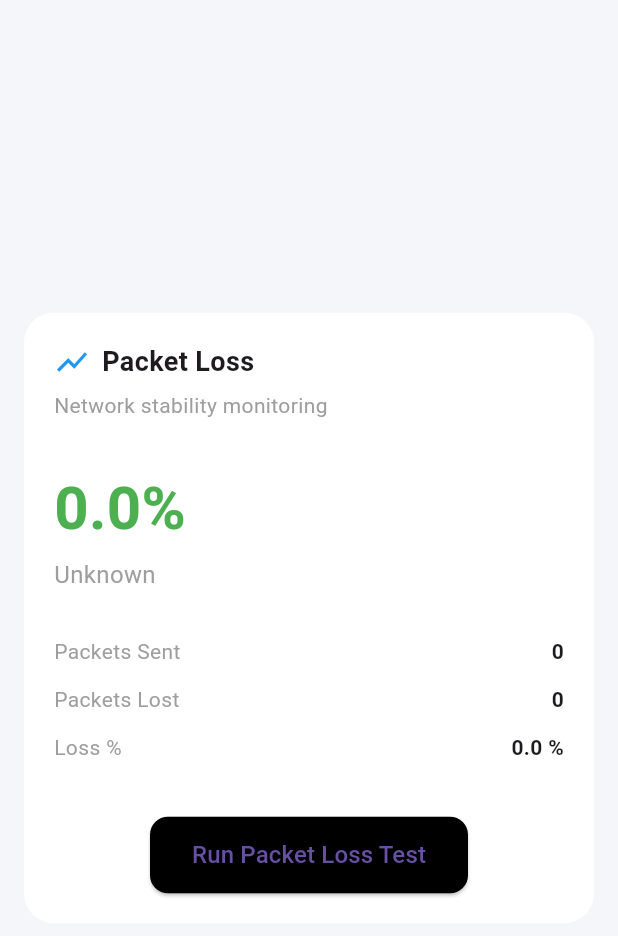
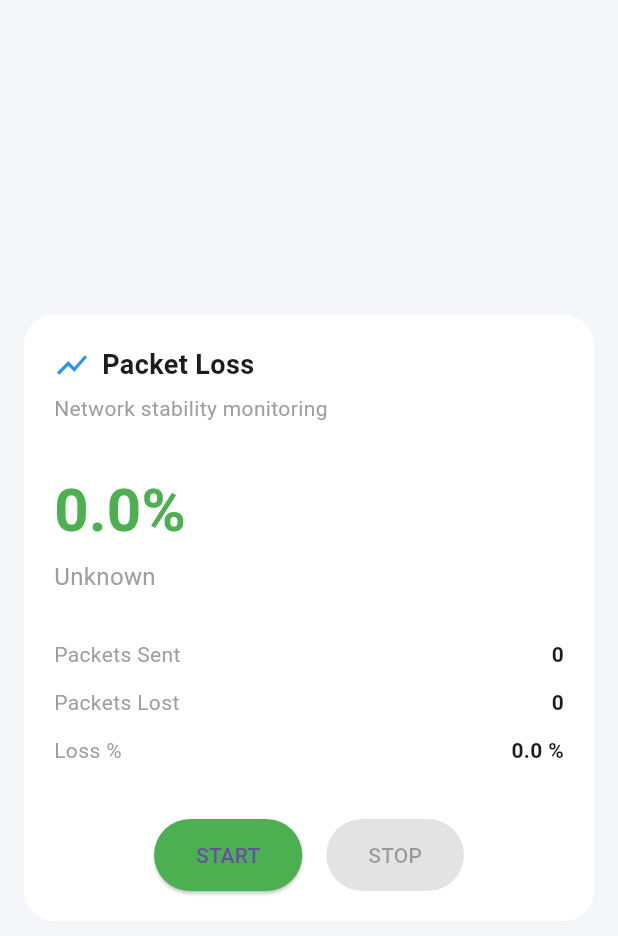
Before and after one commit to NoCdtho/Nettest, a Flutter app: the PacketLossPage screen opened directly, on a phone screen of 412 x 824 dp. Shown: the top 936 px of the screen. Run offline on Flutter 3.47's test engine with Material 3 defaults, Android fonts, the phone set to English and light mode, and no system bars.

Commit message:
the mvp is working

```diff
--- a/lib/network_strength_page.dart
+++ b/lib/network_strength_page.dart
@@ -5,6 +5,8 @@ class NetworkStrengthPage extends StatelessWidget {
 
   @override
   Widget build(BuildContext context) {
-    return const Scaffold(body: Center(child: Text("Speed Test Coming Soon")));
+    return const Scaffold(
+      body: Center(child: Text("Network Strength Test Coming Soon")),
+    );
   }
 }
--- a/lib/packet_loss_page.dart
+++ b/lib/packet_loss_page.dart
@@ -1,3 +1,4 @@
+import 'dart:async';
 import 'package:flutter/material.dart';
 import 'package:flutter/services.dart';
 
@@ -12,11 +13,51 @@ class _PacketLossFrontPageState extends State<PacketLossPage> {
   static const MethodChannel _channel = MethodChannel('network_tools');
 
   bool isLoading = false;
+  bool isRunning = false;
+  Timer? _timer;
 
   int packetsSent = 0;
   int packetsLost = 0;
   double packetLossPercent = 0.0;
   String networkStatus = "Unknown";
+
+  @override
+  void initState() {
+    super.initState();
+  }
+
+  void startAutoTest() {
+    if (isRunning) return;
+
+    isRunning = true;
+
+    runPacketLossTest(); //do a test when buttom is clicked
+
+    _timer = Timer.periodic(const Duration(seconds: 10), (timer) async {
+      if (!isLoading && mounted) {
+        await runPacketLossTest();
+      }
+    });
+
+    setState(() {});
+  }
+
+  void stopAutoTest() {
+    _timer?.cancel();
+    _timer = null;
+    isRunning = false;
+    isLoading = false;
+
+    if (mounted) {
+      setState(() {});
+    }
+  }
+
+  @override
+  void dispose() {
+    _timer?.cancel();
+    super.dispose();
+  }
 
   Future<void> runPacketLossTest() async {
     const int count = 10;
@@ -51,6 +92,7 @@ class _PacketLossFrontPageState extends State<PacketLossPage> {
       networkStatus = "Test Failed";
     }
 
+    if (!mounted) return;
     setState(() {
       isLoading = false;
     });
@@ -126,31 +168,35 @@ class _PacketLossFrontPageState extends State<PacketLossPage> {
 
               // Button
               Center(
-                child: ElevatedButton(
-                  onPressed: isLoading ? null : runPacketLossTest,
+                child: Row(
+                  mainAxisAlignment: MainAxisAlignment.center,
+                  children: [
+                    ElevatedButton(
+                      onPressed: isRunning ? null : startAutoTest,
                       style: ElevatedButton.styleFrom(
-                    backgroundColor: Colors.black,
+                        backgroundColor: Colors.green,
                         padding: const EdgeInsets.symmetric(
                           horizontal: 28,
                           vertical: 14,
                         ),
-                    shape: RoundedRectangleBorder(
-                      borderRadius: BorderRadius.circular(12),
+                      ),
+                      child: const Text("START"),
+                    ),
+
+                    const SizedBox(width: 16),
+
+                    ElevatedButton(
+                      onPressed: isRunning ? stopAutoTest : null,
+                      style: ElevatedButton.styleFrom(
+                        backgroundColor: Colors.red,
+                        padding: const EdgeInsets.symmetric(
+                          horizontal: 28,
+                          vertical: 14,
                         ),
                       ),
-                  child: isLoading
-                      ? const SizedBox(
-                          height: 18,
-                          width: 18,
-                          child: CircularProgressIndicator(
-                            strokeWidth: 2,
-                            color: Colors.white,
+                      child: const Text("STOP"),
                     ),
-                        )
-                      : const Text(
-                          "Run Packet Loss Test",
-                          style: TextStyle(fontSize: 16),
-                        ),
+                  ],
                 ),
               ),
             ],
```
Lines whose indentation alone changed are shown as unchanged.
